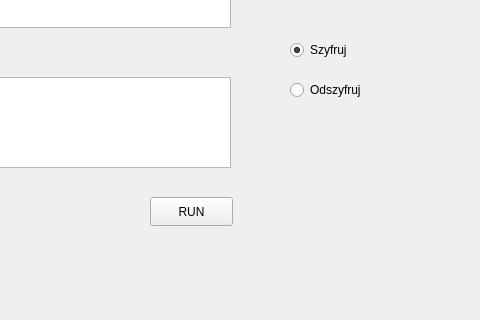
Before: the Qt Designer form ADFGVX_code/mainwindow.ui in Szymon-Krysztopolski/cipher_ADFGVX, drawn with Qt 5; both pictures show x 320 to 800 and y 173 to 493 of the 800 by 600 pixel window.
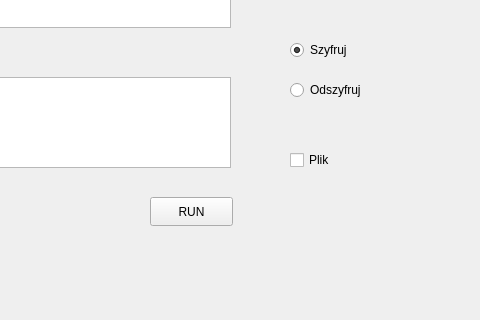
After: the same form once the commit is applied.

Diff of the .ui file:
```diff
--- a/ADFGVX_code/mainwindow.ui
+++ b/ADFGVX_code/mainwindow.ui
@@ -131,6 +131,19 @@
      <set>Qt::AlignCenter</set>
     </property>
    </widget>
+   <widget class="QCheckBox" name="checkBox_file">
+    <property name="geometry">
+     <rect>
+      <x>610</x>
+      <y>320</y>
+      <width>93</width>
+      <height>26</height>
+     </rect>
+    </property>
+    <property name="text">
+     <string>Plik</string>
+    </property>
+   </widget>
   </widget>
   <widget class="QMenuBar" name="menubar">
    <property name="geometry">
```
